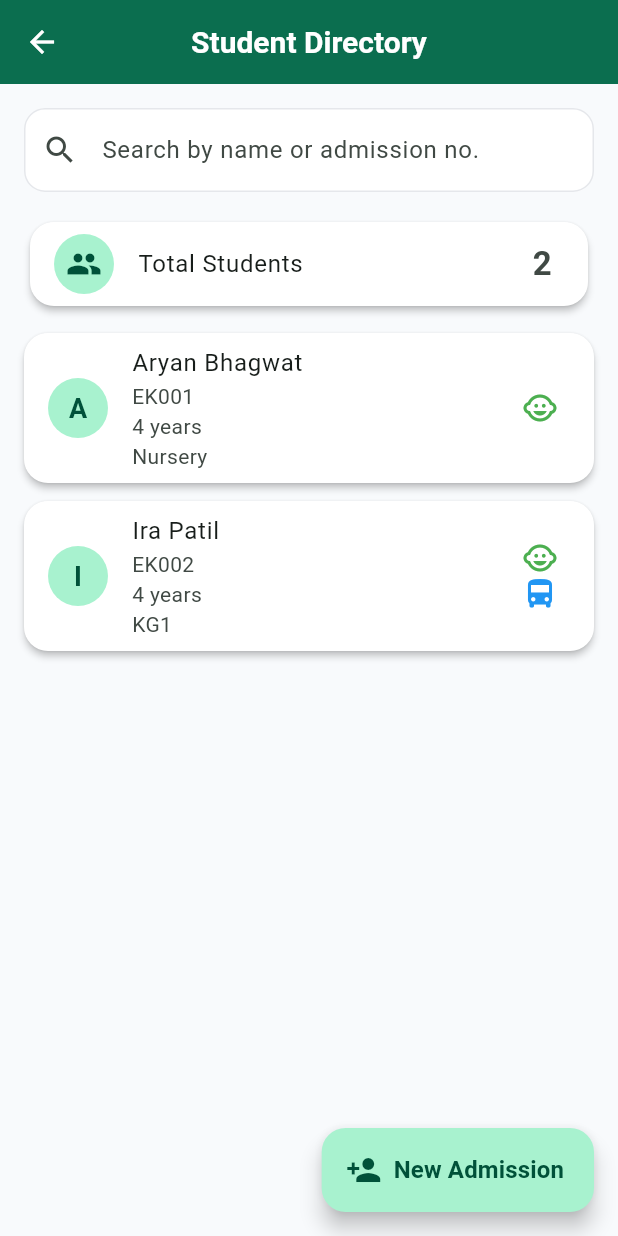
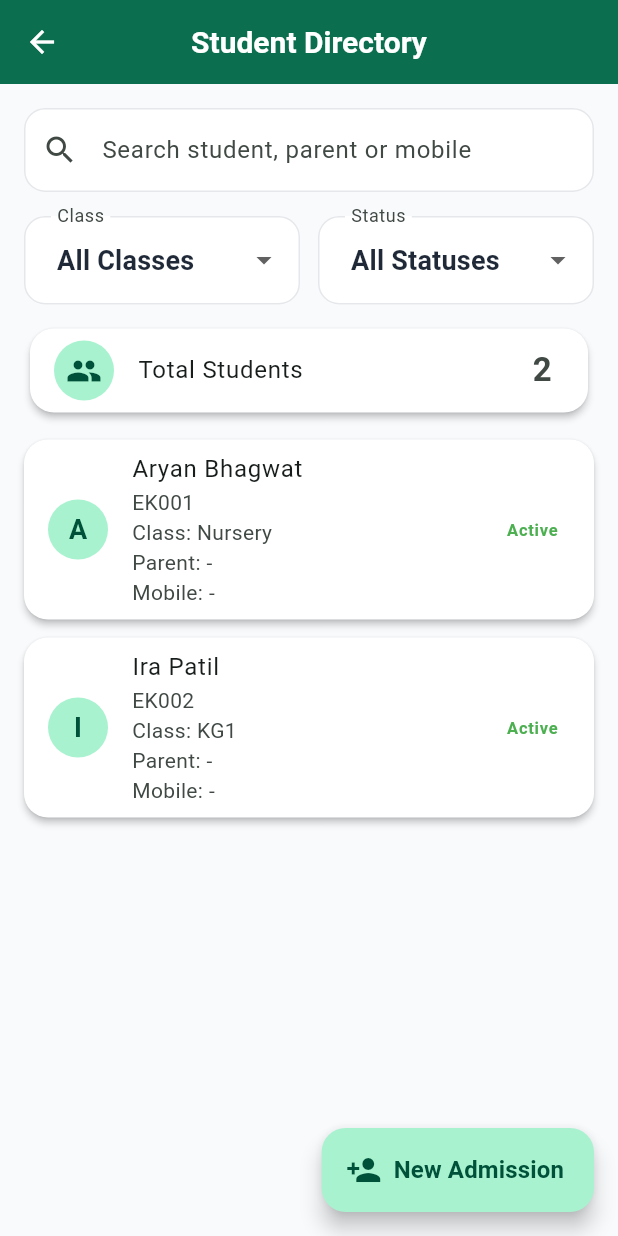
Before and after one commit to bhagwatgouri-beep/cubs_corner_connect, a Flutter app: the StudentDirectoryScreen screen opened directly, on a phone screen of 412 x 824 dp. Run offline on Flutter 3.47's test engine with Material 3 defaults, Android fonts, the phone set to English and light mode, and no system bars; our stand-ins replace cloud_firestore, firebase_auth, firebase_core; accounts and stored records are empty.

Commit message:
ADM-005 Student Directory

```diff
--- a/lib/features/admin/students/student_directory_screen.dart
+++ b/lib/features/admin/students/student_directory_screen.dart
@@ -1,6 +1,8 @@
 import 'package:flutter/material.dart';
 
+import '../../../models/parent.dart';
 import '../../../models/student.dart';
+import '../../../repositories/parent_repository.dart';
 import '../../../repositories/student_repository.dart';
 import '../../../shared/widgets/app_search_bar.dart';
 import '../admissions/add_student_screen.dart';
@@ -14,11 +16,13 @@ class StudentDirectoryScreen extends StatefulWidget {
       _StudentDirectoryScreenState();
 }
 
-class _StudentDirectoryScreenState
-    extends State<StudentDirectoryScreen> {
+class _StudentDirectoryScreenState extends State<StudentDirectoryScreen> {
   final StudentRepository repository = StudentRepository.instance;
+  final ParentRepository _parentRepository = ParentRepository.instance;
 
   String _search = '';
+  String? _selectedClass;
+  String? _selectedStatus;
 
   Future<void> _openNewAdmission() async {
     await Navigator.push(
@@ -48,30 +52,37 @@ class _StudentDirectoryScreenState
     }
   }
 
-  int _calculateAge(DateTime dob) {
-    final now = DateTime.now();
+  Parent? _parentFor(Student student) {
+    if (student.parentIds.isEmpty) return null;
 
-    int age = now.year - dob.year;
-
-    if (now.month < dob.month ||
-        (now.month == dob.month && now.day < dob.day)) {
-      age--;
-    }
-
-    return age;
+    return _parentRepository.getParent(student.parentIds.first);
   }
 
   @override
   Widget build(BuildContext context) {
     final allStudents = repository.students;
+    final classes = allStudents
+        .map((student) => student.classroomId)
+        .where((classroom) => classroom.isNotEmpty)
+        .toSet()
+        .toList()
+      ..sort();
 
     final students = allStudents.where((student) {
-      if (_search.isEmpty) return true;
+      final parent = _parentFor(student);
+      final query = _search.toLowerCase();
+      final matchesSearch = query.isEmpty ||
+          student.fullName.toLowerCase().contains(query) ||
+          student.admissionNumber.toLowerCase().contains(query) ||
+          (parent?.fullName.toLowerCase().contains(query) ?? false) ||
+          (parent?.mobileNumber.contains(query) ?? false);
+      final matchesClass =
+          _selectedClass == null || student.classroomId == _selectedClass;
+      final matchesStatus = _selectedStatus == null ||
+          (_selectedStatus == 'Active' && student.isActive) ||
+          (_selectedStatus == 'Inactive' && !student.isActive);
 
-      final query = _search.toLowerCase();
-
-      return student.fullName.toLowerCase().contains(query) ||
-          student.admissionNumber.toLowerCase().contains(query);
+      return matchesSearch && matchesClass && matchesStatus;
     }).toList();
 
     return Scaffold(
@@ -86,13 +97,80 @@ class _StudentDirectoryScreenState
       body: Column(
         children: [
           AppSearchBar(
-            hintText: "Search by name or admission no.",
+            hintText: "Search student, parent or mobile",
             onChanged: (value) {
               setState(() {
                 _search = value;
               });
             },
           ),
+
+          Padding(
+            padding: const EdgeInsets.symmetric(horizontal: 16),
+            child: Row(
+              children: [
+                Expanded(
+                  child: DropdownButtonFormField<String>(
+                    initialValue: _selectedClass,
+                    decoration: const InputDecoration(
+                      labelText: "Class",
+                      border: OutlineInputBorder(),
+                    ),
+                    items: [
+                      const DropdownMenuItem(
+                        value: null,
+                        child: Text("All Classes"),
+                      ),
+                      ...classes.map(
+                        (classroom) => DropdownMenuItem(
+                          value: classroom,
+                          child: Text(classroom),
+                        ),
+                      ),
+                    ],
+                    onChanged: (value) {
+                      setState(() {
+                        _selectedClass = value;
+                      });
+                    },
+                  ),
+                ),
+
+                const SizedBox(width: 12),
+
+                Expanded(
+                  child: DropdownButtonFormField<String>(
+                    initialValue: _selectedStatus,
+                    decoration: const InputDecoration(
+                      labelText: "Status",
+                      border: OutlineInputBorder(),
+                    ),
+                    items: const [
+                      DropdownMenuItem(
+                        value: null,
+                        child: Text("All Statuses"),
+                      ),
+                      DropdownMenuItem(
+                        value: "Active",
+                        child: Text("Active"),
+                      ),
+                      DropdownMenuItem(
+                        value: "Inactive",
+                        child: Text("Inactive"),
+                      ),
+                    ],
+                    onChanged: (value) {
+                      setState(() {
+                        _selectedStatus = value;
+                      });
+                    },
+                  ),
+                ),
+              ],
+            ),
+          ),
+
+          const SizedBox(height: 12),
 
           Padding(
             padding: const EdgeInsets.symmetric(horizontal: 16),
@@ -124,6 +202,7 @@ class _StudentDirectoryScreenState
                     itemCount: students.length,
                     itemBuilder: (context, index) {
                       final student = students[index];
+                      final parent = _parentFor(student);
 
                       return Card(
                         margin: const EdgeInsets.symmetric(
@@ -132,51 +211,35 @@ class _StudentDirectoryScreenState
                         ),
                         child: ListTile(
                           onTap: () => _openStudent(student),
-
                           leading: CircleAvatar(
                             child: Text(
                               student.firstName.isEmpty
                                   ? "?"
-                            : student.firstName[0]
-                            .toUpperCase(),
+                                  : student.firstName[0].toUpperCase(),
                             ),
                           ),
-
                           title: Text(student.fullName),
-
                           subtitle: Column(
-                      crossAxisAlignment:
-                      CrossAxisAlignment.start,
+                            crossAxisAlignment: CrossAxisAlignment.start,
                             children: [
+                              Text(student.admissionNumber),
+                              Text("Class: ${student.classroomId}"),
                               Text(
-                          student.admissionNumber,
+                                "Parent: ${parent?.fullName.trim().isEmpty ?? true ? '-' : parent!.fullName.trim()}",
                               ),
-
                               Text(
-                          "${_calculateAge(student.dateOfBirth)} years",
-                        ),
-
-                        Text(
-                          student.classroomId,
+                                "Mobile: ${parent?.mobileNumber.isEmpty ?? true ? '-' : parent!.mobileNumber}",
                               ),
                             ],
                           ),
-
-                    trailing: Column(
-                      mainAxisAlignment:
-                      MainAxisAlignment.center,
-                      children: [
-                        if (student.isDaycareEnrolled)
-                          const Icon(
-                            Icons.child_care,
-                            color: Colors.green,
+                          trailing: Text(
+                            student.isActive ? "Active" : "Inactive",
+                            style: TextStyle(
+                              color: student.isActive
+                                  ? Colors.green
+                                  : Theme.of(context).colorScheme.error,
+                              fontWeight: FontWeight.w600,
                             ),
-                        if (student.usesTransport)
-                          const Icon(
-                            Icons.directions_bus,
-                            color: Colors.blue,
-                          ),
-                      ],
                           ),
                         ),
                       );
```
Lines whose indentation alone changed are shown as unchanged.
